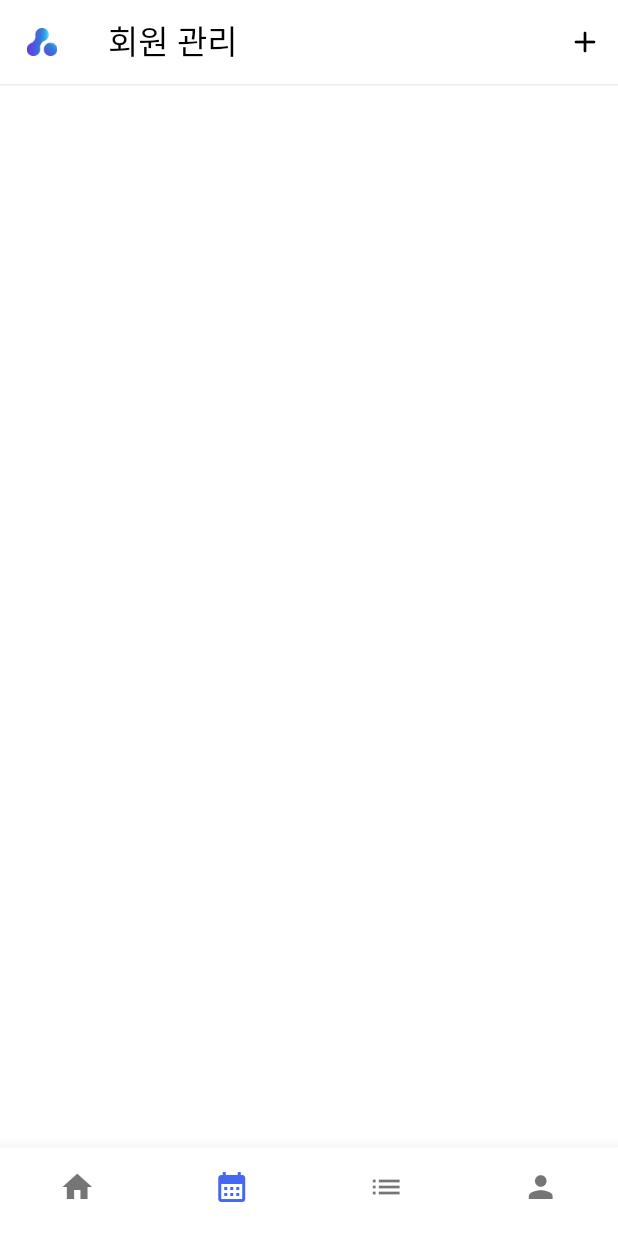
After one commit to Dream-Maker-Inc/si_hicoach_fe, a Flutter app: the TrainerBaseView screen opened directly, item 2 of the bottom bar chosen, on a phone screen of 412 x 824 dp. The commit adds this screen. Run offline on Flutter 3.47's test engine with Material 2 defaults, Android fonts, the phone set to English and light mode, and no system bars.

Commit message:
refactor: 트레이너 BottomNavigationBar 구현

```diff
--- a/lib/domain/member/views/login/login.dart
+++ b/lib/domain/member/views/login/login.dart
@@ -2,7 +2,7 @@ import 'package:flutter/material.dart';
 import 'package:si_hicoach_fe/domain/common/buttons.dart';
 import 'package:si_hicoach_fe/domain/common/constants.dart';
 import 'package:si_hicoach_fe/domain/member/views/sign_up/agreement/agreement.dart';
-import 'package:si_hicoach_fe/domain/trainer/main/main.dart';
+import 'package:si_hicoach_fe/domain/trainer/base.dart';
 
 class LoginView extends StatefulWidget {
   const LoginView({Key? key}) : super(key: key);
@@ -27,7 +27,7 @@ class _LoginPageState extends State<LoginView> {
     if (_formKey.currentState!.validate()) {
       Navigator.of(context).push(
         MaterialPageRoute(
-          builder: (context) => const TrainerMainView(),
+          builder: (context) => const TrainerBaseView(),
         ),
       );
     }
--- a/lib/domain/member/views/sign_up/information/information.dart
+++ b/lib/domain/member/views/sign_up/information/information.dart
@@ -45,8 +45,6 @@ class _SignUpInformationPageState extends State<SignUpInformationView> {
 
   @override
   Widget build(BuildContext context) {
-    double screenWidth = MediaQuery.of(context).size.width;
-
     return Scaffold(
       appBar: AppBar(
         title: const Text('회원가입'),
--- /dev/null
+++ b/lib/domain/trainer/base.dart
@@ -0,0 +1,49 @@
+import 'package:flutter/material.dart';
+import 'package:si_hicoach_fe/domain/trainer/main/main.dart';
+import 'package:si_hicoach_fe/domain/trainer/member/member_list.dart';
+
+class TrainerBaseView extends StatefulWidget {
+  const TrainerBaseView({Key? key}) : super(key: key);
+
+  @override
+  State<TrainerBaseView> createState() => _TrainerBaseViewState();
+}
+
+class _TrainerBaseViewState extends State<TrainerBaseView> {
+  int _currentTabIndex = 0;
+
+  final List _pages = [
+    const TrainerHomeView(),
+    const TrainerMemberListView(),
+  ];
+
+  Widget _bottomNavigationBar() {
+    return BottomNavigationBar(
+      backgroundColor: Colors.white,
+      showSelectedLabels: false,
+      showUnselectedLabels: false,
+      type: BottomNavigationBarType.fixed,
+      onTap: _onTap,
+      currentIndex: _currentTabIndex,
+      items: const <BottomNavigationBarItem>[
+        BottomNavigationBarItem(icon: Icon(Icons.home), label: "홈"),
+        BottomNavigationBarItem(icon: Icon(Icons.calendar_month), label: "캘린더"),
+        BottomNavigationBarItem(icon: Icon(Icons.list), label: "회원 목록"),
+        BottomNavigationBarItem(icon: Icon(Icons.person), label: "머아페이지"),
+      ],
+    );
+  }
+
+  _onTap(int tabIndex) {
+    _pages.map((page) => MaterialPageRoute(builder: (context) => page));
+    setState(() => _currentTabIndex = tabIndex);
+  }
+
+  @override
+  Widget build(BuildContext context) {
+    return Scaffold(
+      body: _pages[_currentTabIndex],
+      bottomNavigationBar: _bottomNavigationBar(),
+    );
+  }
+}
--- a/lib/domain/trainer/main/todo_item.dart
+++ b/lib/domain/trainer/main/todo_item.dart
@@ -43,7 +43,7 @@ class TrainerMainTodoItem extends StatelessWidget {
                     ),
                     child: Padding(
                       padding: const EdgeInsets.all(defaultPadding),
-                      child: Container(
+                      child: SizedBox(
                         width: double.infinity,
                         child: Row(
                           crossAxisAlignment: CrossAxisAlignment.stretch,
--- /dev/null
+++ b/lib/domain/trainer/member/member_list.dart
@@ -0,0 +1,43 @@
+import 'package:flutter/material.dart';
+import 'package:si_hicoach_fe/domain/common/color_schemes.dart';
+
+class TrainerMemberListView extends StatelessWidget {
+  const TrainerMemberListView({Key? key}) : super(key: key);
+
+  @override
+  Widget build(BuildContext context) {
+    return Scaffold(
+      appBar: AppBar(
+        title: const Text('회원 관리'),
+        leading: IconButton(
+          icon: const SizedBox(
+            width: 20,
+            child: Image(image: AssetImage('assets/icon.png')),
+          ),
+          onPressed: () {},
+        ),
+        actions: <Widget>[
+          IconButton(
+            icon: const SizedBox(
+              width: 20,
+              child: Icon(Icons.add_rounded),
+            ),
+            onPressed: () {},
+          )
+        ],
+        bottom: PreferredSize(
+          preferredSize: const Size.fromHeight(1),
+          child: Container(
+            color: colorScheme.onTertiary,
+            height: 1,
+          ),
+        ),
+      ),
+      body: SafeArea(
+        child: Column(
+
+        ),
+      ),
+    );
+  }
+}
--- a/lib/main.dart
+++ b/lib/main.dart
@@ -3,7 +3,6 @@ import 'package:si_hicoach_fe/domain/common/checkbox_themes.dart';
 import 'package:si_hicoach_fe/domain/common/color_schemes.dart';
 import 'package:si_hicoach_fe/domain/common/text_styles.dart';
 import 'package:si_hicoach_fe/domain/splash/splash.dart';
-import 'package:si_hicoach_fe/domain/trainer/study/edit/study.dart';
 
 void main() {
   runApp(const MyApp());
```
Also changed, not shown: lib/domain/common/trainer/bottom_navigation_bar.dart (deleted, +0 -36 lines), lib/domain/trainer/main/main.dart (+4 -7 lines).
